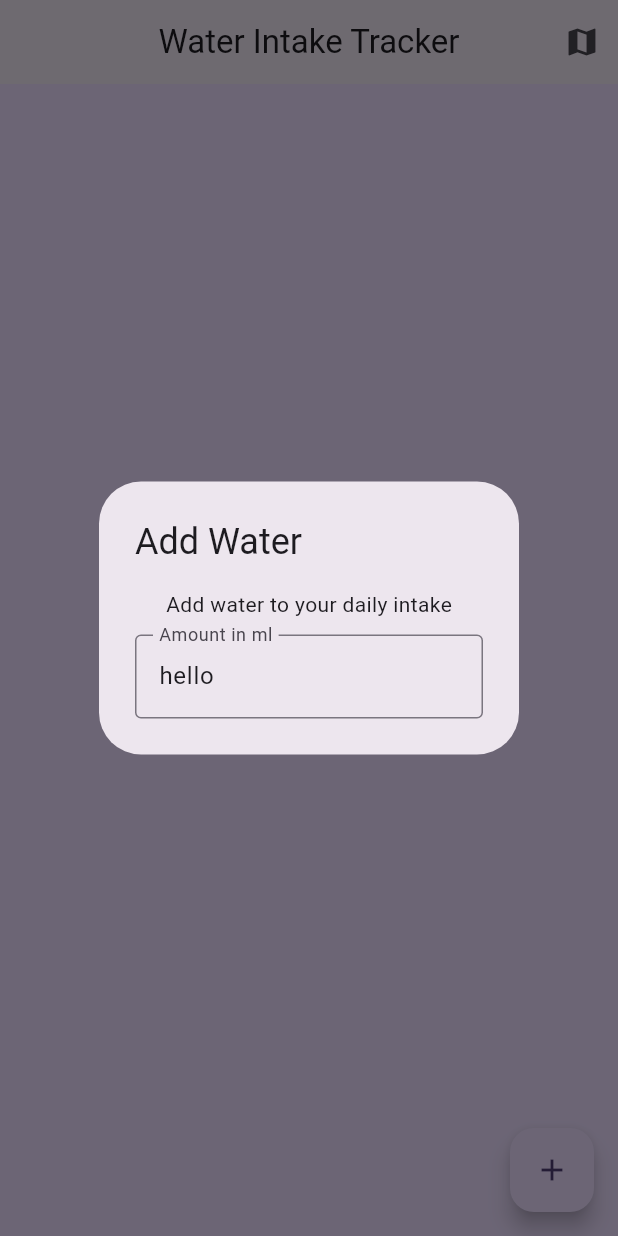
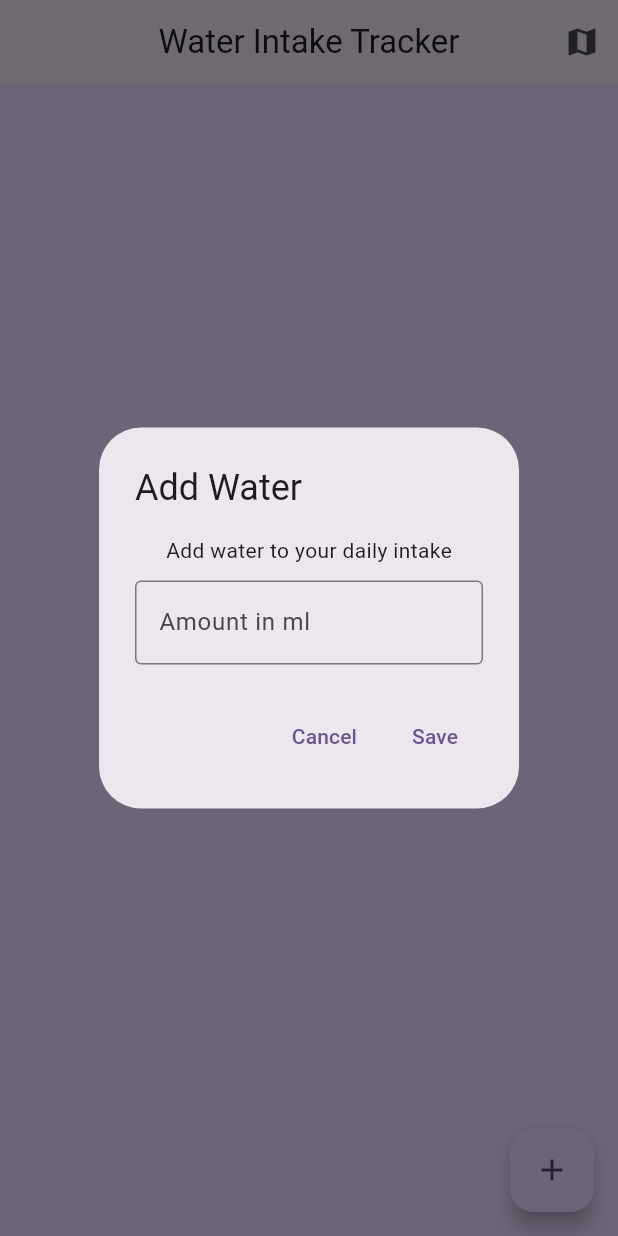
Before and after one commit to Aniket-Vyass/Water-Intake-APP-Firebase, a Flutter app: the screen it shows after launch, after a tap on the "add" icon, on a phone screen of 412 x 824 dp. Run offline on Flutter 3.47's test engine with Material 3 defaults, Android fonts, the phone set to English and light mode, and no system bars.

```diff
--- a/lib/home_page.dart
+++ b/lib/home_page.dart
@@ -8,7 +8,7 @@ class HomePage extends StatefulWidget {
 }
 
 class _HomePageState extends State<HomePage> {
-  final amountController = TextEditingController(text: "hello");
+  final amountController = TextEditingController();
   void addWater() {
     showDialog(
       context: context,
@@ -30,6 +30,21 @@ class _HomePageState extends State<HomePage> {
             ),
           ],
         ),
+        //Buttons for the AlertDialog
+        actions: [
+          TextButton(
+            onPressed: () {
+              Navigator.pop(context);
+            },
+            child: Text("Cancel"),
+          ),
+          TextButton(
+            onPressed: () {
+              //save data to database
+            },
+            child: Text("Save"),
+          ),
+        ],
       ),
     );
   }
```
